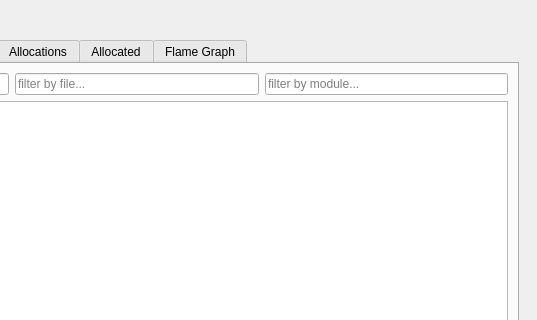
KDE/heaptrack, file gui/mainwindow.ui: the form before one commit; both pictures show x 263 to 800 and y 0 to 320 of the 800 by 600 pixel window.
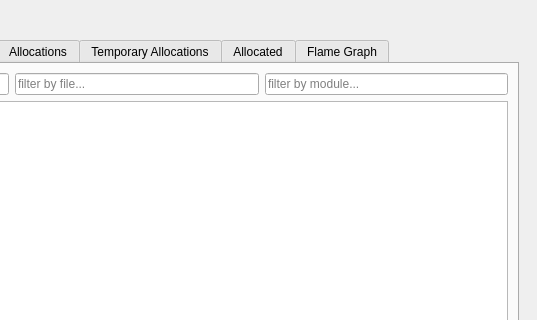
The form after the commit. The open tabs and pages were chosen to show the change. Custom widgets are drawn as their Qt base class.

Commit message: Show temporary allocations in heaptrack_gui.

What changed in the file:
```diff
--- a/gui/mainwindow.ui
+++ b/gui/mainwindow.ui
@@ -232,6 +232,11 @@
             <string>Allocations</string>
            </attribute>
           </widget>
+          <widget class="ChartWidget" name="temporaryTab">
+           <attribute name="title">
+            <string>Temporary Allocations</string>
+           </attribute>
+          </widget>
           <widget class="ChartWidget" name="allocatedTab">
            <attribute name="title">
             <string>Allocated</string>
```
The commit also changes 7 other files.
